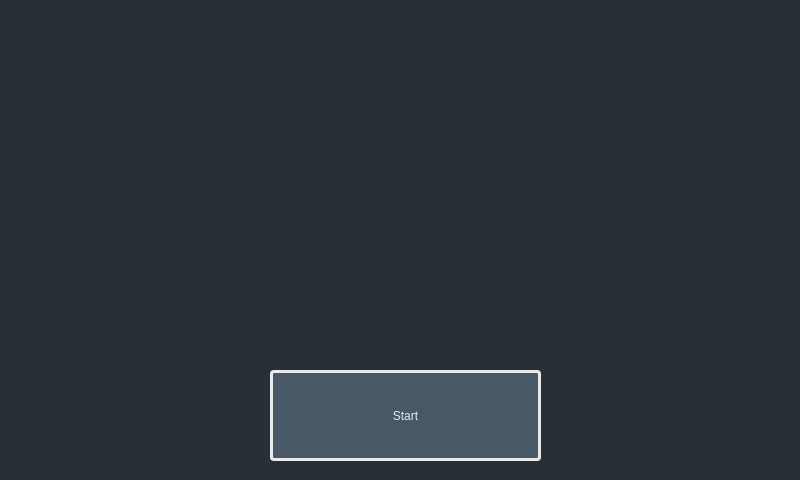
Qt form software/control_system/gui/start.ui (VentCU/bbwtb) before a commit.
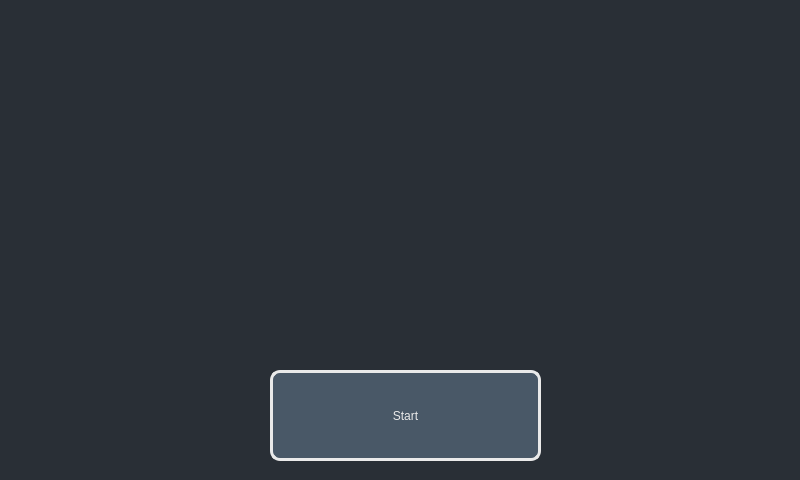
The same form after that commit. Icons and pictures are not drawn.

```diff
--- a/software/control_system/gui/start.ui
+++ b/software/control_system/gui/start.ui
@@ -54,7 +54,7 @@
 padding: 2px;
 font:42pt &quot;Calibri&quot;;
 color: #EAEAEA;
-border-radius: 4px;
+border-radius: 10px;
 </string>
     </property>
     <property name="text">
```
Left out of the diff: 2 changed lines with no effect on the pictures.
